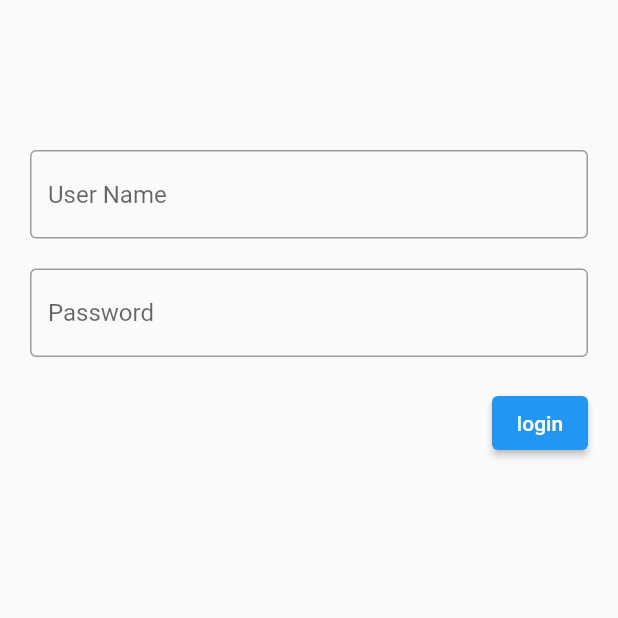
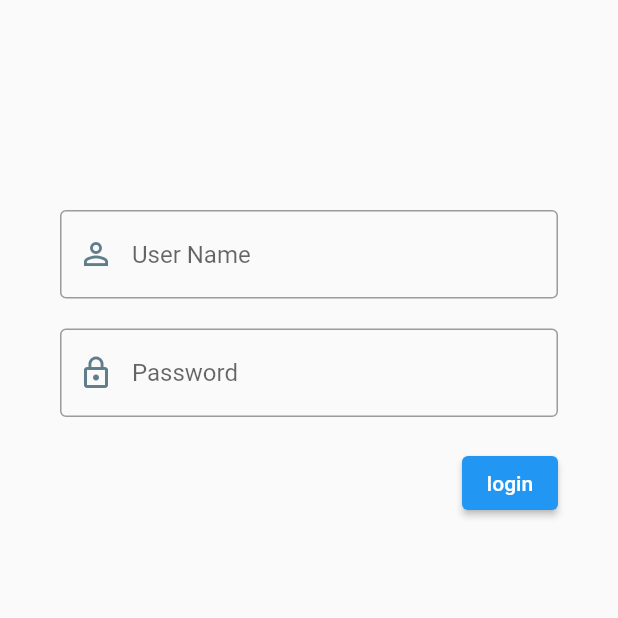
Before and after one commit to sufiyansakkeer/login-page-, a Flutter app: the screen it shows after launch, on a phone screen of 412 x 824 dp, the top half of it. Run offline on Flutter 3.47's test engine with Material 2 defaults, Android fonts, the phone set to English and light mode, and no system bars; our stand-ins replace shared_preferences.

Commit message:
added icons in the text field

```diff
--- a/lib/ScreenOne.dart
+++ b/lib/ScreenOne.dart
@@ -1,3 +1,5 @@
+// ignore_for_file: no_leading_underscores_for_local_identifiers, prefer_const_constructors, prefer_const_declarations
+
 import 'package:flutter/material.dart';
 import 'package:login_page/main.dart';
 import 'package:login_page/screentwo.dart';
@@ -24,16 +26,20 @@ class _LoginPageState extends State<LoginPage> {
         child: Form(
           key: _formkey,
           child: Padding(
-            padding: const EdgeInsets.all(20.0),
+            padding: const EdgeInsets.all(40.0),
             child: ListView(children: <Widget>[
               const SizedBox(
-                height: 80,
+                height: 100,
               ),
               Container(
                 alignment: Alignment.center,
                 // padding: const EdgeInsets.all(20),
                 child: TextFormField(
                   decoration: const InputDecoration(
+                    prefixIcon: Icon(
+                      Icons.person_outline,
+                      color: Colors.blueGrey,
+                    ),
                     border: OutlineInputBorder(),
                     hintText: 'User Name',
                   ),
@@ -62,6 +68,10 @@ class _LoginPageState extends State<LoginPage> {
                   obscureText: true,
                   controller: _passwordofuser,
                   decoration: const InputDecoration(
+                    prefixIcon: Icon(
+                      Icons.lock_outline,
+                      color: Colors.blueGrey,
+                    ),
                     border: OutlineInputBorder(),
                     hintText: 'Password',
                   ),
@@ -129,7 +139,6 @@ class _LoginPageState extends State<LoginPage> {
         isdatamatched = true;
         Navigator.of(context)
             .pushReplacement(MaterialPageRoute(builder: ((context) {
-          // ignore: prefer_const_constructors
           return HomePage();
         })));
       });
--- a/lib/main.dart
+++ b/lib/main.dart
@@ -1,3 +1,5 @@
+// ignore_for_file: prefer_const_constructors
+
 import 'package:flutter/cupertino.dart';
 import 'package:flutter/material.dart';
 
```
